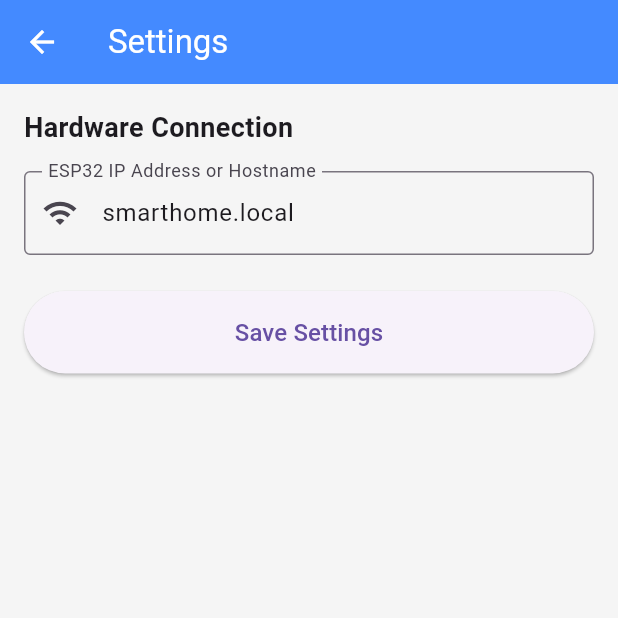
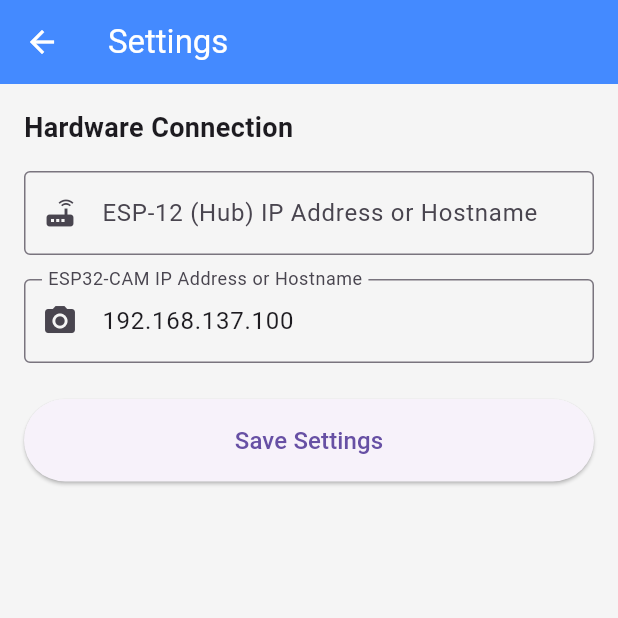
Before and after one commit to BhaveshMore2006/SmartNest, a Flutter app: the screen it shows after launch, after a tap on the "settings" icon, on a phone screen of 412 x 824 dp, the top half of it. Run offline on Flutter 3.47's test engine with Material 3 defaults, Android fonts, the light colour scheme and no system bars; our stand-ins replace flutter_riverpod, shared_preferences; missing offline and left inert: flutter_mjpeg.

Commit message:
All done only sd card integration is remaning

```diff
--- a/lib/core/constants.dart
+++ b/lib/core/constants.dart
@@ -1,17 +1,27 @@
 class Constants {
   // SharedPreferences keys
   static const String ipPrefKey = 'esp32_ip_address';
+  static const String camIpPrefKey = 'esp32_cam_ip_address';
 
   // Default connection values
-  static const String defaultIp = 'smarthome.local';
+  static const String defaultIp = '';
+  static const String defaultCamIp = '192.168.137.100';
 
   // API Endpoints
-  static String getStatusUrl(String ip) => 'http://$ip/api/status';
-  static String getRelayUrl(String ip) => 'http://$ip/api/relay';
-  static String getSecurityUrl(String ip) => 'http://$ip/api/security/arm';
-  static String getBuzzerUrl(String ip) => 'http://$ip/api/buzzer';
+  static String getStatusUrl(String ip) => 'http://$ip/data';
+  static String getRelayUrl(String ip, int channel, int state) {
+    if (channel == 2) return 'http://$ip/fan?state=$state';
+    return 'http://$ip/relay1?state=$state';
+  }
+  static String getSecurityUrl(String ip) => 'http://$ip/api/security/arm'; // Unused
+  static String getBuzzerUrl(String ip, int state) => 'http://$ip/buzzer?state=$state&auto=0';
 
   // Streaming & WebSocket URLs
-  static String getStreamUrl(String ip) => 'http://$ip:81/stream';
+  static String getStreamUrl(String ip) {
+    if (ip.contains('/stream')) {
+      return ip.startsWith('http') ? ip : 'http://$ip';
+    }
+    return 'http://$ip:81/stream';
+  }
   static String getWebSocketUrl(String ip) => 'ws://$ip/ws';
 }
--- a/lib/providers/smart_home_provider.dart
+++ b/lib/providers/smart_home_provider.dart
@@ -3,6 +3,7 @@ import 'package:shared_preferences/shared_preferences.dart';
 import '../core/constants.dart';
 import '../models/system_data.dart';
 import '../services/api_service.dart';
+import 'dart:async';
 import '../services/websocket_service.dart';
 
 final apiServiceProvider = Provider((ref) => ApiService());
@@ -33,6 +34,31 @@ class IpAddressNotifier extends StateNotifier<String> {
   }
 }
 
+// Provider for the currently active ESP32-CAM IP Address
+final camIpAddressProvider = StateNotifierProvider<CamIpAddressNotifier, String>((ref) {
+  return CamIpAddressNotifier();
+});
+
+class CamIpAddressNotifier extends StateNotifier<String> {
+  CamIpAddressNotifier() : super(Constants.defaultCamIp) {
+    _loadIp();
+  }
+
+  Future<void> _loadIp() async {
+    final prefs = await SharedPreferences.getInstance();
+    final savedIp = prefs.getString(Constants.camIpPrefKey);
+    if (savedIp != null && savedIp.isNotEmpty) {
+      state = savedIp;
+    }
+  }
+
+  Future<void> setIp(String ip) async {
+    final prefs = await SharedPreferences.getInstance();
+    await prefs.setString(Constants.camIpPrefKey, ip);
+    state = ip;
+  }
+}
+
 // Provider for the live system data
 final systemDataProvider = StateNotifierProvider<SystemDataNotifier, SystemData>((ref) {
   final ip = ref.watch(ipAddressProvider);
@@ -46,34 +72,26 @@ class SystemDataNotifier extends StateNotifier<SystemData> {
   final ApiService api;
   final WebSocketService ws;
 
+  Timer? _timer;
+
   SystemDataNotifier(this.ip, this.api, this.ws) : super(SystemData()) {
     _init();
   }
 
-  Future<void> _init() async {
-    // 1. Get initial state via HTTP
+  void _init() {
+    // Start periodic polling synchronously so it can be safely cancelled
+    _timer = Timer.periodic(const Duration(seconds: 2), (_) {
+      _fetchData();
+    });
+    // Fetch initial data immediately
+    _fetchData();
+  }
+
+  Future<void> _fetchData() async {
     final initialData = await api.getStatus(ip);
-    if (initialData != null) {
+    if (initialData != null && mounted) {
       state = initialData;
     }
-
-    // 2. Connect WebSocket and listen for updates
-    ws.connect(ip);
-    ws.stream.listen((message) {
-      if (message['type'] == 'TELEMETRY_UPDATE') {
-        state = state.copyWith(
-          temperature: (message['temperature'] ?? state.temperature).toDouble(),
-          humidity: (message['humidity'] ?? state.humidity).toDouble(),
-          pirMotion: message['pir'] ?? state.pirMotion,
-          relayLight: message['light'] ?? state.relayLight,
-          relayFan: message['fan'] ?? state.relayFan,
-          armed: message['armed'] ?? state.armed,
-        );
-      } else if (message['type'] == 'ALARM_TRIGGERED') {
-        // Handle alarm (e.g., show notification/dialog in UI layer)
-        state = state.copyWith(pirMotion: true);
-      }
-    });
   }
 
   Future<void> toggleRelay(int channel, bool value) async {
@@ -103,6 +121,7 @@ class SystemDataNotifier extends StateNotifier<SystemData> {
 
   @override
   void dispose() {
+    _timer?.cancel();
     ws.disconnect();
     super.dispose();
   }
--- a/lib/screens/dashboard_screen.dart
+++ b/lib/screens/dashboard_screen.dart
@@ -2,7 +2,8 @@ import 'package:flutter/material.dart';
 import 'package:flutter_riverpod/flutter_riverpod.dart';
 import '../providers/smart_home_provider.dart';
 import '../main.dart';
-import 'surveillance_screen.dart';
+import 'package:flutter_mjpeg/flutter_mjpeg.dart';
+import '../core/constants.dart';
 import 'settings_screen.dart';
 
 class DashboardScreen extends ConsumerWidget {
@@ -12,6 +13,8 @@ class DashboardScreen extends ConsumerWidget {
   Widget build(BuildContext context, WidgetRef ref) {
     final systemData = ref.watch(systemDataProvider);
     final themeMode = ref.watch(themeProvider);
+    final camIpAddress = ref.watch(camIpAddressProvider);
+    final streamUrl = Constants.getStreamUrl(camIpAddress);
 
     return Scaffold(
       appBar: AppBar(
@@ -38,7 +41,42 @@ class DashboardScreen extends ConsumerWidget {
         child: Column(
           crossAxisAlignment: CrossAxisAlignment.stretch,
           children: [
-            _buildSecurityCard(context, ref, systemData.armed, systemData.pirMotion),
+            if (camIpAddress.isNotEmpty)
+              ClipRRect(
+                borderRadius: BorderRadius.circular(16),
+                child: Container(
+                  color: Colors.black,
+                  height: 250,
+                  width: double.infinity,
+                  child: Mjpeg(
+                    isLive: true,
+                    stream: streamUrl,
+                    timeout: const Duration(seconds: 15),
+                    error: (context, error, stack) => Center(
+                      child: Column(
+                        mainAxisAlignment: MainAxisAlignment.center,
+                        children: [
+                          const Icon(Icons.error_outline, color: Colors.red, size: 48),
+                          const SizedBox(height: 8),
+                          Text('Stream error: $error', style: const TextStyle(color: Colors.white), textAlign: TextAlign.center),
+                        ],
+                      ),
+                    ),
+                    loading: (context) => const Center(child: CircularProgressIndicator()),
+                  ),
+                ),
+              ),
+            if (camIpAddress.isEmpty)
+              Container(
+                height: 100,
+                decoration: BoxDecoration(
+                  color: Colors.grey[200],
+                  borderRadius: BorderRadius.circular(16),
+                ),
+                child: const Center(
+                  child: Text('Camera not configured.\nPlease set IP in Settings.', textAlign: TextAlign.center),
+                ),
+              ),
             const SizedBox(height: 16),
             Row(
               children: [
@@ -46,6 +84,41 @@ class DashboardScreen extends ConsumerWidget {
                 const SizedBox(width: 16),
                 Expanded(child: _buildEnvironmentCard(context, 'Humidity', '${systemData.humidity}%', Icons.water_drop, Colors.blue)),
               ],
+            ),
+            const SizedBox(height: 16),
+            Card(
+              elevation: 2,
+              shape: RoundedRectangleBorder(borderRadius: BorderRadius.circular(16)),
+              color: systemData.pirMotion ? Colors.red.shade100 : Colors.green.shade50,
+              child: Padding(
+                padding: const EdgeInsets.all(16.0),
+                child: Row(
+                  children: [
+                    Icon(
+                      systemData.pirMotion ? Icons.directions_run : Icons.accessibility_new,
+                      size: 36,
+                      color: systemData.pirMotion ? Colors.red : Colors.green,
+                    ),
+                    const SizedBox(width: 16),
+                    Expanded(
+                      child: Column(
+                        crossAxisAlignment: CrossAxisAlignment.start,
+                        children: [
+                          const Text('PIR Motion Sensor', style: TextStyle(color: Colors.grey)),
+                          Text(
+                            systemData.pirMotion ? 'MOTION DETECTED!' : 'All Clear (No Motion)',
+                            style: TextStyle(
+                              fontSize: 18,
+                              fontWeight: FontWeight.bold,
+                              color: systemData.pirMotion ? Colors.red : Colors.green,
+                            ),
+                          ),
+                        ],
+                      ),
+                    ),
+                  ],
+                ),
+              ),
             ),
             const SizedBox(height: 16),
             _buildControlCard(
@@ -63,19 +136,13 @@ class DashboardScreen extends ConsumerWidget {
               value: systemData.relayFan,
               onChanged: (val) => ref.read(systemDataProvider.notifier).toggleRelay(2, val),
             ),
-            const SizedBox(height: 32),
-            ElevatedButton.icon(
-              style: ElevatedButton.styleFrom(
-                padding: const EdgeInsets.all(16),
-                backgroundColor: Theme.of(context).primaryColor,
-                foregroundColor: Colors.white,
-              ),
-              icon: const Icon(Icons.camera_alt),
-              label: const Text('View Live Surveillance', style: TextStyle(fontSize: 16)),
-              onPressed: () => Navigator.push(
-                context,
-                MaterialPageRoute(builder: (_) => const SurveillanceScreen()),
-              ),
+            const SizedBox(height: 16),
+            _buildControlCard(
+              context: context,
+              title: 'Manual Buzzer Alarm',
+              icon: Icons.campaign,
+              value: systemData.buzzer,
+              onChanged: (val) => ref.read(systemDataProvider.notifier).triggerBuzzer(val),
             ),
           ],
         ),
@@ -83,55 +150,7 @@ class DashboardScreen extends ConsumerWidget {
     );
   }
 
-  Widget _buildSecurityCard(BuildContext context, WidgetRef ref, bool isArmed, bool motionDetected) {
-    return Card(
-      elevation: 4,
-      shape: RoundedRectangleBorder(borderRadius: BorderRadius.circular(16)),
-      child: Padding(
-        padding: const EdgeInsets.all(16.0),
-        child: Column(
-          children: [
-            Icon(
-              isArmed ? Icons.shield : Icons.shield_outlined,
-              size: 48,
-              color: isArmed ? Colors.green : Colors.grey,
-            ),
-            const SizedBox(height: 8),
-            Text(
-              isArmed ? 'System Armed' : 'System Disarmed',
-              style: const TextStyle(fontSize: 20, fontWeight: FontWeight.bold),
-            ),
-            const SizedBox(height: 16),
-            if (isArmed && motionDetected)
-              Container(
-                padding: const EdgeInsets.all(8),
-                decoration: BoxDecoration(
-                  color: Colors.red.withOpacity(0.1),
-                  borderRadius: BorderRadius.circular(8),
-                  border: Border.all(color: Colors.red),
-                ),
-                child: const Row(
-                  mainAxisAlignment: MainAxisAlignment.center,
-                  children: [
-                    Icon(Icons.warning, color: Colors.red),
-                    SizedBox(width: 8),
-                    Text('MOTION DETECTED', style: TextStyle(color: Colors.red, fontWeight: FontWeight.bold)),
-                  ],
-                ),
-              ),
-            const SizedBox(height: 16),
-            SwitchListTile(
-              title: const Text('Security Status'),
-              subtitle: Text(isArmed ? 'Alarm will trigger on motion' : 'Alarm disabled'),
-              value: isArmed,
-              activeColor: Colors.green,
-              onChanged: (val) => ref.read(systemDataProvider.notifier).toggleSecurity(val),
-            ),
-          ],
-        ),
-      ),
-    );
-  }
+
 
   Widget _buildEnvironmentCard(BuildContext context, String title, String value, IconData icon, Color color) {
     return Card(
--- a/lib/screens/settings_screen.dart
+++ b/lib/screens/settings_screen.dart
@@ -11,29 +11,36 @@ class SettingsScreen extends ConsumerStatefulWidget {
 
 class _SettingsScreenState extends ConsumerState<SettingsScreen> {
   final TextEditingController _ipController = TextEditingController();
+  final TextEditingController _camIpController = TextEditingController();
 
   @override
   void initState() {
     super.initState();
     // Pre-fill the current IP
     _ipController.text = ref.read(ipAddressProvider);
+    _camIpController.text = ref.read(camIpAddressProvider);
   }
 
   @override
   void dispose() {
     _ipController.dispose();
+    _camIpController.dispose();
     super.dispose();
   }
 
   void _saveIp() {
     final ip = _ipController.text.trim();
+    final camIp = _camIpController.text.trim();
     if (ip.isNotEmpty) {
       ref.read(ipAddressProvider.notifier).setIp(ip);
-      ScaffoldMessenger.of(context).showSnackBar(
-        SnackBar(content: Text('IP Address saved: $ip')),
-      );
-      Navigator.pop(context);
     }
+    if (camIp.isNotEmpty) {
+      ref.read(camIpAddressProvider.notifier).setIp(camIp);
+    }
+    ScaffoldMessenger.of(context).showSnackBar(
+      const SnackBar(content: Text('IP Addresses saved')),
+    );
+    Navigator.pop(context);
   }
 
   @override
@@ -55,10 +62,21 @@ class _SettingsScreenState extends ConsumerState<SettingsScreen> {
             TextField(
               controller: _ipController,
               decoration: const InputDecoration(
-                labelText: 'ESP32 IP Address or Hostname',
+                labelText: 'ESP-12 (Hub) IP Address or Hostname',
                 hintText: 'e.g., 192.168.1.50 or smarthome.local',
                 border: OutlineInputBorder(),
-                prefixIcon: Icon(Icons.wifi),
+                prefixIcon: Icon(Icons.router),
+              ),
+              keyboardType: TextInputType.url,
+            ),
+            const SizedBox(height: 16),
+            TextField(
+              controller: _camIpController,
+              decoration: const InputDecoration(
+                labelText: 'ESP32-CAM IP Address or Hostname',
+                hintText: 'e.g., 192.168.1.51 or cam.local',
+                border: OutlineInputBorder(),
+                prefixIcon: Icon(Icons.camera_alt),
               ),
               keyboardType: TextInputType.url,
             ),
--- a/lib/services/api_service.dart
+++ b/lib/services/api_service.dart
@@ -4,21 +4,34 @@ import '../core/constants.dart';
 import '../models/system_data.dart';
 
 class ApiService {
+  double _parseDouble(dynamic value) {
+    if (value == null) return 0.0;
+    if (value is num) return value.toDouble();
+    if (value is String) return double.tryParse(value) ?? 0.0;
+    return 0.0;
+  }
+
   Future<SystemData?> getStatus(String ip) async {
+    if (ip.isEmpty) return null;
     try {
-      final response = await http.get(Uri.parse(Constants.getStatusUrl(ip)));
+      final response = await http.get(Uri.parse(Constants.getStatusUrl(ip)))
+          .timeout(const Duration(seconds: 5));
+      print('--- getStatus RESPONSE ---');
+      print('Status Code: ${response.statusCode}');
+      print('Body: ${response.body}');
+
       if (response.statusCode == 200) {
         final data = jsonDecode(response.body);
-        // The ESP32 returns a nested JSON. We flatten it for our model.
+        // The new ESP-12 returns a flat JSON.
         return SystemData(
-          uptime: data['system']?['uptime'] ?? 0,
-          armed: data['system']?['armed'] ?? false,
-          temperature: (data['sensors']?['temperature'] ?? 0.0).toDouble(),
-          humidity: (data['sensors']?['humidity'] ?? 0.0).toDouble(),
-          pirMotion: data['sensors']?['pir_motion'] ?? false,
-          relayLight: data['actuators']?['relay_light'] ?? false,
-          relayFan: data['actuators']?['relay_fan'] ?? false,
-          buzzer: data['actuators']?['buzzer'] ?? false,
+          uptime: 0,
+          armed: false,
+          temperature: _parseDouble(data['temp']),
+          humidity: _parseDouble(data['hum']),
+          pirMotion: data['motion']?.toString() == 'true',
+          relayLight: data['relay1']?.toString() == '1',
+          relayFan: data['fan']?.toString() == '1',
+          buzzer: data['buzzer']?.toString() == '1',
         );
       }
     } catch (e) {
@@ -28,13 +41,19 @@ class ApiService {
   }
 
   Future<bool> setRelay(String ip, int channel, bool state) async {
+    if (ip.isEmpty) return false;
     try {
-      final response = await http.post(
-        Uri.parse(Constants.getRelayUrl(ip)),
-        headers: {'Content-Type': 'application/json'},
-        body: jsonEncode({'channel': channel, 'state': state}),
-      );
-      return response.statusCode == 200;
+      final url = Constants.getRelayUrl(ip, channel, state ? 1 : 0);
+      print('--- setRelay REQUEST ---');
+      print('URL: $url');
+
+      final response = await http.get(Uri.parse(url))
+          .timeout(const Duration(seconds: 5));
+      print('Status Code: ${response.statusCode}');
+      print('Body: ${response.body}');
+
+      // The ESP-12 redirects (303), or we just consider it successful if not an error.
+      return response.statusCode == 200 || response.statusCode == 303;
     } catch (e) {
       print('Error setting relay: $e');
       return false;
@@ -42,12 +61,13 @@ class ApiService {
   }
 
   Future<bool> setSecurity(String ip, bool armed) async {
+    if (ip.isEmpty) return false;
     try {
       final response = await http.post(
         Uri.parse(Constants.getSecurityUrl(ip)),
         headers: {'Content-Type': 'application/json'},
         body: jsonEncode({'armed': armed}),
-      );
+      ).timeout(const Duration(seconds: 5));
       return response.statusCode == 200;
     } catch (e) {
       print('Error setting security: $e');
@@ -56,13 +76,16 @@ class ApiService {
   }
 
   Future<bool> setBuzzer(String ip, bool state) async {
+    if (ip.isEmpty) return false;
     try {
-      final response = await http.post(
-        Uri.parse(Constants.getBuzzerUrl(ip)),
-        headers: {'Content-Type': 'application/json'},
-        body: jsonEncode({'state': state}),
-      );
-      return response.statusCode == 200;
+      final url = Constants.getBuzzerUrl(ip, state ? 1 : 0);
+      print('--- setBuzzer REQUEST ---');
+      print('URL: $url');
+
+      final response = await http.get(Uri.parse(url)).timeout(const Duration(seconds: 5));
+      print('Status Code: ${response.statusCode}');
+
+      return response.statusCode == 200 || response.statusCode == 303;
     } catch (e) {
       print('Error setting buzzer: $e');
       return false;
```
Also changed, not shown: lib/screens/surveillance_screen.dart (+11 -4 lines), 1 other file.
